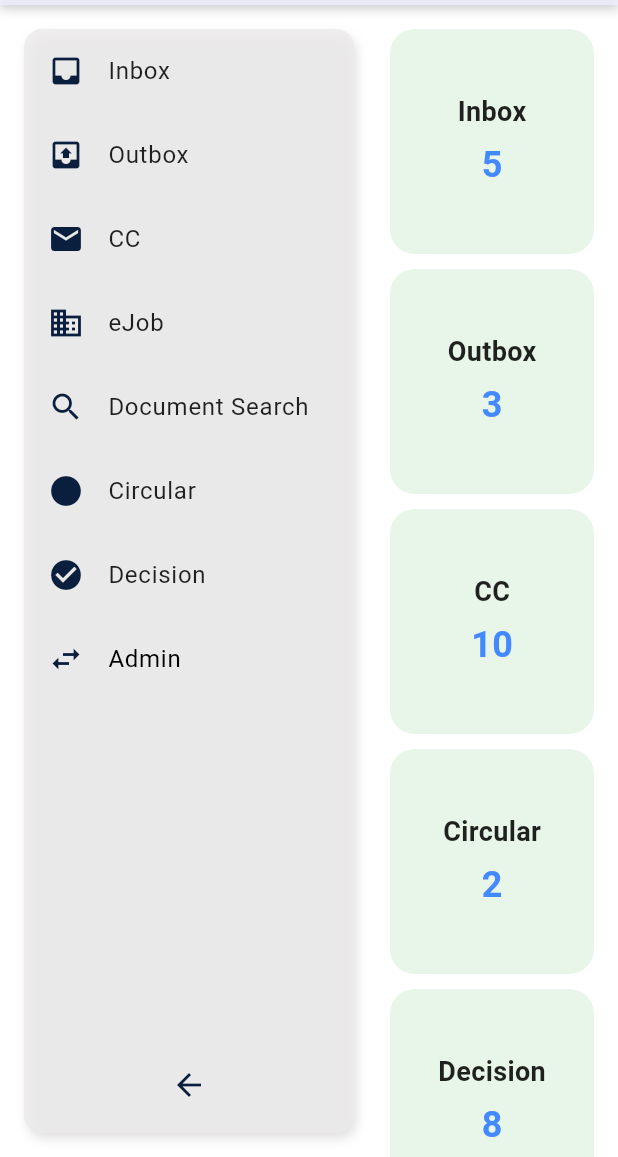
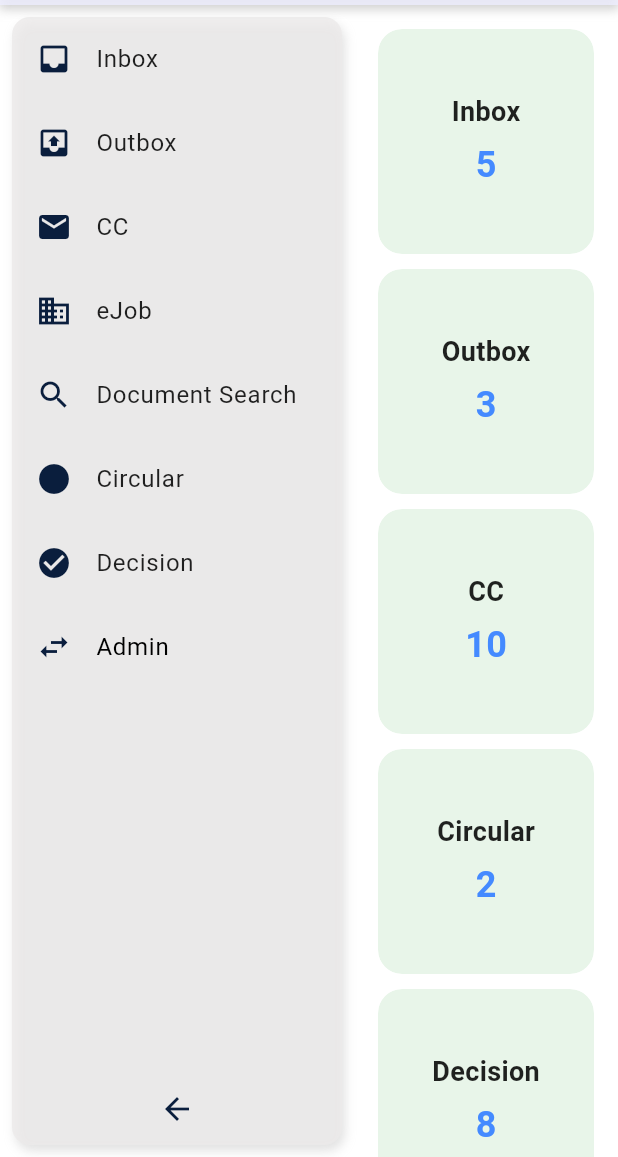
Before and after one commit to devroar1101/OmanProject, a Flutter app: the Home screen opened directly, on a phone screen of 412 x 824 dp, the part 79-1236 px from its top. Run offline on Flutter 3.47's test engine with Material 3 defaults, Android fonts, the phone set to English and light mode, and no system bars; our stand-ins replace csv, dio, file_picker, flutter_dotenv, flutter_riverpod, shared_preferences and 1 more; missing offline and left inert: dart:html, flutter_twain_scanner; accounts and stored records are empty.

Commit message:
sidebar and language issue fixed

```diff
--- a/assets/lang/ar.json
+++ b/assets/lang/ar.json
@@ -1,3 +1,4 @@
 {
-    "Inbox": "الوارد"
+    "Inbox": "الوارد",
+    "TenderboardApp":"الوارد"
 }
--- a/assets/lang/en.json
+++ b/assets/lang/en.json
@@ -1,3 +1,4 @@
 {
+    "TenderboardApp":"Tenderboard App",
     "Inbox":"Inbox"
 }
--- a/lib/common/screens/home.dart
+++ b/lib/common/screens/home.dart
@@ -40,7 +40,10 @@ class _HomeState extends State<Home> {
           context: context, side: side, screenName: AppscreenName),
       body: Row(
         children: [
-          CustomSidebar(onNavigate: _onNavigate), // Pass the callback function
+          Padding(
+            padding: const EdgeInsets.all(8.0),
+            child: CustomSidebar(onNavigate: _onNavigate),
+          ), // Pass the callback function
           Expanded(child: _currentWidget), // Display the current widget
         ],
       ),
--- a/lib/common/screens/widgets/sidebar.dart
+++ b/lib/common/screens/widgets/sidebar.dart
@@ -133,11 +133,6 @@ class _CustomSidebarState extends State<CustomSidebar> {
     final isRTL = Directionality.of(context) == TextDirection.rtl;
 
     return Container(
-      margin: EdgeInsets.only(
-          top: 16,
-          bottom: 16,
-          left: isRTL ? 8 : 16,
-          right: isRTL ? 16 : 8), // Detached sidebar with margin
       decoration: BoxDecoration(
         color: const Color.fromARGB(200, 236, 234, 234)
             .withOpacity(0.8), // Lighter background
@@ -152,8 +147,14 @@ class _CustomSidebarState extends State<CustomSidebar> {
       ),
       child: AnimatedContainer(
         duration: const Duration(milliseconds: 300), // Smooth animation
-        width: _isMinimized ? 70 : 220,
+        curve: Easing.legacy,
+        width: _isMinimized
+            ? isRTL
+                ? 60
+                : 50
+            : 220,
         child: Column(
+          crossAxisAlignment: CrossAxisAlignment.center,
           children: [
             // Sidebar items
             Expanded(
@@ -208,16 +209,11 @@ class _CustomSidebarState extends State<CustomSidebar> {
               ),
             ),
             // Toggle minimize button at the bottom
-            Padding(
-              padding: const EdgeInsets.all(8.0),
-              child: IconButton(
-                icon: Icon(
-                  _isMinimized
-                      ? (isRTL ? Icons.arrow_back : Icons.arrow_forward)
-                      : (isRTL ? Icons.arrow_forward : Icons.arrow_back),
-                ),
-                onPressed: _toggleMinimize,
+            IconButton(
+              icon: Icon(
+                _isMinimized ? (Icons.arrow_forward) : (Icons.arrow_back),
               ),
+              onPressed: _toggleMinimize,
             ),
           ],
         ),
--- a/lib/office/letter_summary/model/letter_summary_repo.dart
+++ b/lib/office/letter_summary/model/letter_summary_repo.dart
@@ -2,7 +2,7 @@ import 'package:dio/dio.dart';
 import 'package:flutter_riverpod/flutter_riverpod.dart';
 import 'package:tenderboard/common/utilities/auth_provider.dart';
 import 'package:tenderboard/common/utilities/dio_provider.dart';
-import 'package:tenderboard/office/letter_summary/model/letter_summary.dart';
+import 'package:tenderboard/office/letter_summary/model/letter_summary_result.dart';
 
 // Repository Class
 class LetterSummaryRepository {
```
Also changed, not shown: lib/common/utilities/auth_provider.dart (+10 -29 lines), lib/common/utilities/language_mannager.dart (+16 -13 lines), lib/main.dart (+7 -8 lines), lib/office/letter/screens/letter_form.dart (+13 -3 lines), lib/office/letter_summary/model/letter_summary.dart (deleted, +0 -145 lines), lib/office/letter_summary/model/letter_summary_result.dart (added, +151 -0 lines).
